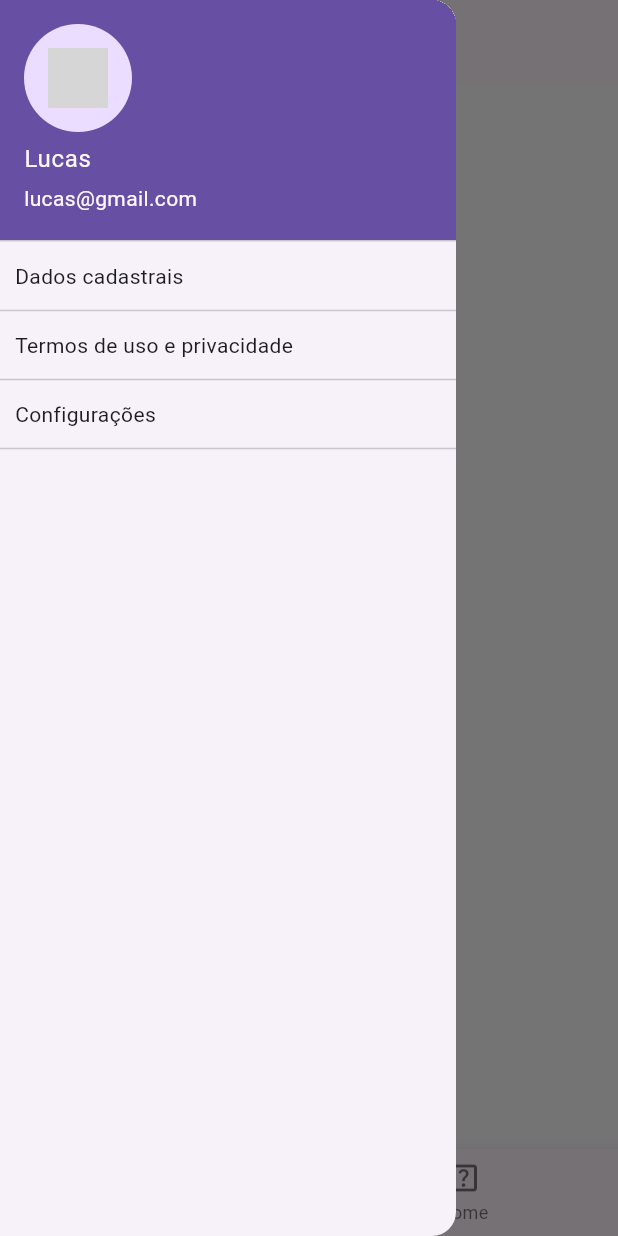
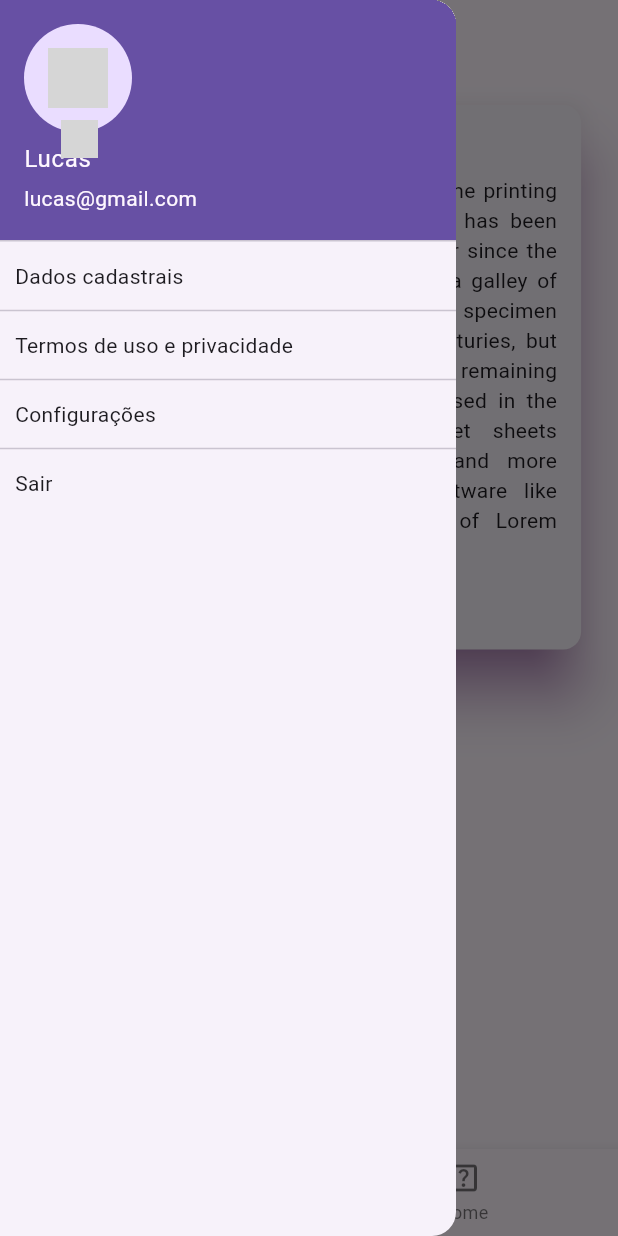
Before and after one commit to LucasMagnago/first-app-flutter, a Flutter app: the screen it shows after launch, with the side drawer open, on a phone screen of 412 x 824 dp. Run offline on Flutter 3.47's test engine with Material 3 defaults, Android fonts, the phone set to English and light mode, and no system bars; our stand-ins replace google_fonts; network calls fail; grey boxes are pictures that could not be loaded.

Commit message:
criando card

```diff
--- /dev/null
+++ b/lib/pages/card.dart
@@ -0,0 +1,65 @@
+import 'package:flutter/material.dart';
+
+class CardPage extends StatefulWidget {
+  const CardPage({Key? key}) : super(key: key);
+
+  @override
+  State<CardPage> createState() => _CardPageState();
+}
+
+class _CardPageState extends State<CardPage> {
+  @override
+  Widget build(BuildContext context) {
+    return Column(
+      children: [
+        Container(
+          width: MediaQuery.of(context).size.width * 0.9,
+          margin: const EdgeInsets.symmetric(vertical: 10),
+          child: Card(
+            elevation: 16,
+            shadowColor: Colors.purple,
+            child: Padding(
+              padding: const EdgeInsets.symmetric(horizontal: 16, vertical: 8),
+              child: Column(
+                crossAxisAlignment: CrossAxisAlignment.start,
+                children: [
+                  Row(
+                    children: [
+                      Image.network(
+                        'https://lp.dio.me/wp-content/uploads/2023/03/LOGO-DIO-COLOR.png',
+                        height: 25,
+                      ),
+                      const Text(
+                        'Card',
+                        style: TextStyle(
+                          fontSize: 20,
+                          fontWeight: FontWeight.w400,
+                        ),
+                      ),
+                    ],
+                  ),
+                  const SizedBox(
+                    height: 10,
+                  ),
+                  const Text(
+                    "Lorem Ipsum is simply dummy text of the printing and typesetting industry. Lorem Ipsum has been the industry's standard dummy text ever since the 1500s, when an unknown printer took a galley of type and scrambled it to make a type specimen book. It has survived not only five centuries, but also the leap into electronic typesetting, remaining essentially unchanged. It was popularised in the 1960s with the release of Letraset sheets containing Lorem Ipsum passages, and more recently with desktop publishing software like Aldus PageMaker including versions of Lorem Ipsum.",
+                    textAlign: TextAlign.justify,
+                  ),
+                  TextButton(
+                    onPressed: () {},
+                    child: const Text(
+                      'Ler mais',
+                      style: TextStyle(
+                        decoration: TextDecoration.underline,
+                      ),
+                    ),
+                  ),
+                ],
+              ),
+            ),
+          ),
+        ),
+      ],
+    );
+  }
+}
--- a/lib/pages/home.dart
+++ b/lib/pages/home.dart
@@ -1,5 +1,5 @@
 import 'package:first_app_flutter/pages/dados_cadastrais.dart';
-import 'package:first_app_flutter/pages/page1.dart';
+import 'package:first_app_flutter/pages/card.dart';
 import 'package:first_app_flutter/pages/page2.dart';
 import 'package:first_app_flutter/pages/page3.dart';
 import 'package:first_app_flutter/shared/widgets/custom_drawer.dart';
@@ -35,7 +35,7 @@ class _HomePageState extends State<HomePage> {
                   }),
                 },
                 children: const [
-                  Page1(),
+                  CardPage(),
                   Page2(),
                   Page3(),
                 ],
--- a/lib/pages/page1.dart
+++ /dev/null
@@ -1,12 +0,0 @@
-import 'package:flutter/material.dart';
-
-class Page1 extends StatelessWidget {
-  const Page1({Key? key}) : super(key: key);
-
-  @override
-  Widget build(BuildContext context) {
-    return Scaffold(
-      body: Container(color: Colors.white60),
-    );
-  }
-}
--- a/lib/shared/widgets/custom_drawer.dart
+++ b/lib/shared/widgets/custom_drawer.dart
@@ -1,4 +1,5 @@
 import 'package:first_app_flutter/pages/dados_cadastrais.dart';
+import 'package:first_app_flutter/pages/login.dart';
 import 'package:flutter/material.dart';
 
 class CustomDrawer extends StatelessWidget {
@@ -100,12 +101,57 @@ class CustomDrawer extends StatelessWidget {
           ),
           const Divider(),
           InkWell(
-              onTap: () => {},
-              child: Container(
-                  padding:
-                      const EdgeInsets.symmetric(vertical: 5, horizontal: 10),
-                  child: const Text('Configurações'))),
+            onTap: () => {},
+            child: Container(
+              padding: const EdgeInsets.symmetric(vertical: 5, horizontal: 10),
+              child: const Text('Configurações'),
+            ),
+          ),
           const Divider(),
+          InkWell(
+            onTap: () {
+              showDialog(
+                context: context,
+                builder: (BuildContext bc) {
+                  return AlertDialog(
+                    elevation: 10,
+                    shape: const RoundedRectangleBorder(
+                      borderRadius: BorderRadius.all(Radius.circular(8)),
+                    ),
+                    title: const Text('Meu App'),
+                    content: const Wrap(
+                      children: [
+                        Text('Deseja sair do aplicativo?'),
+                      ],
+                    ),
+                    actions: [
+                      TextButton(
+                        onPressed: () {
+                          Navigator.pop(context);
+                        },
+                        child: const Text('Não'),
+                      ),
+                      TextButton(
+                        onPressed: () {
+                          Navigator.pushReplacement(
+                            context,
+                            MaterialPageRoute(
+                              builder: (context) => const LoginPage(),
+                            ),
+                          );
+                        },
+                        child: const Text('Sim'),
+                      ),
+                    ],
+                  );
+                },
+              );
+            },
+            child: Container(
+              padding: const EdgeInsets.symmetric(vertical: 5, horizontal: 10),
+              child: const Text('Sair'),
+            ),
+          ),
         ],
       ),
     );
```
